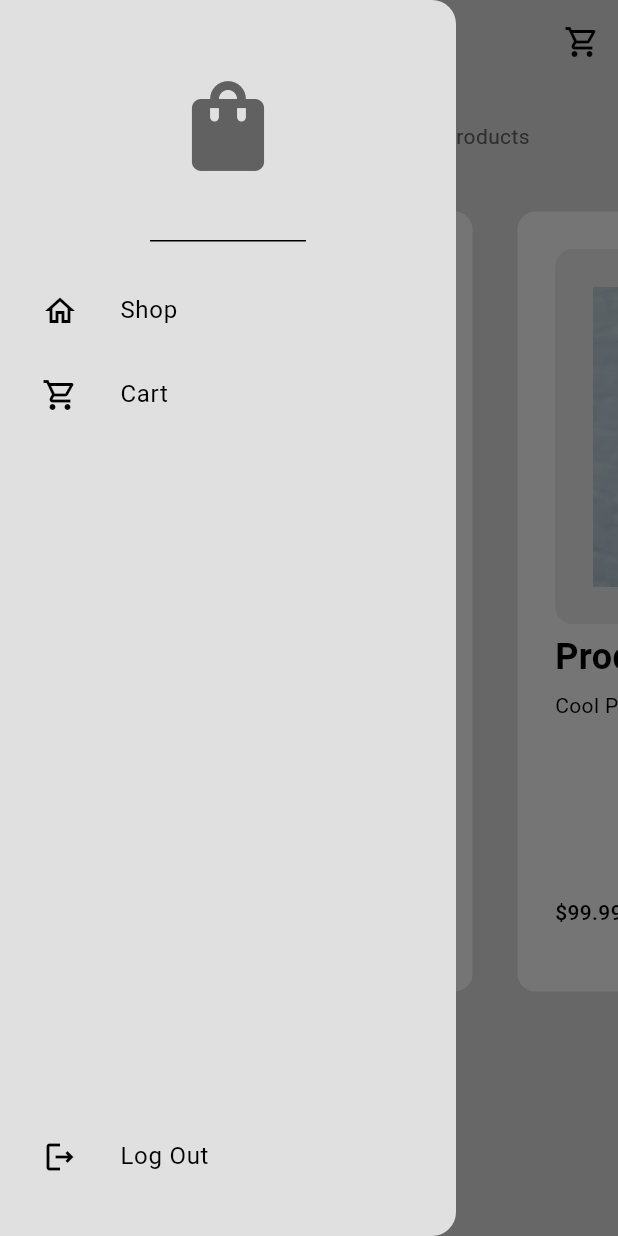
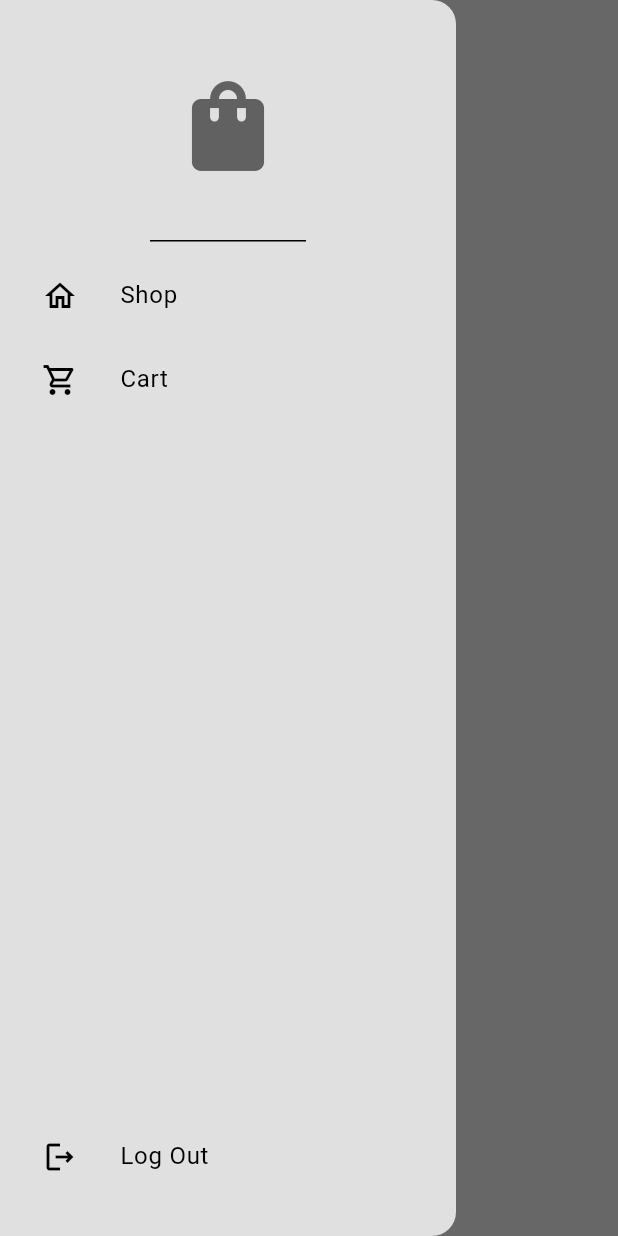
Before and after one commit to alexmortelsison/ECommerce-App2, a Flutter app: the ShopPage screen opened by its route, with the side drawer open, on a phone screen of 412 x 824 dp. Run offline on Flutter 3.47's test engine with Material 3 defaults, Android fonts, the phone set to English and light mode, and no system bars.

Commit message:
update UI

```diff
--- a/lib/components/my_button.dart
+++ b/lib/components/my_button.dart
@@ -19,7 +19,7 @@ class MyButton extends StatelessWidget {
           borderRadius: BorderRadius.circular(12),
         ),
         child: Padding(
-          padding: const EdgeInsets.all(15),
+          padding: const EdgeInsets.all(16),
           child: child,
         ),
       ),
--- a/lib/components/my_drawer.dart
+++ b/lib/components/my_drawer.dart
@@ -7,6 +7,7 @@ class MyDrawer extends StatelessWidget {
   @override
   Widget build(BuildContext context) {
     return Drawer(
+      backgroundColor: Theme.of(context).colorScheme.surface,
       child: Column(
         mainAxisAlignment: MainAxisAlignment.spaceBetween,
         children: [
@@ -15,29 +16,28 @@ class MyDrawer extends StatelessWidget {
               DrawerHeader(
                 child: Icon(
                   Icons.shopping_bag,
+                  color: Theme.of(context).colorScheme.inversePrimary,
                   size: 72,
-                  color: Theme.of(context).colorScheme.inversePrimary,
                 ),
               ),
-              const SizedBox(height: 10),
               MyListTile(
-                onPressed: () => Navigator.pop(context),
-                icon: const Icon(Icons.home_outlined),
+                icon: Icons.home_outlined,
                 text: 'Shop',
+                onPressed: () {},
               ),
               MyListTile(
-                onPressed: () => Navigator.pushNamed(context, '/cart_page'),
-                icon: const Icon(Icons.shopping_cart_outlined),
+                icon: Icons.shopping_cart_outlined,
                 text: 'Cart',
+                onPressed: () {},
               ),
             ],
           ),
           Padding(
             padding: const EdgeInsets.only(bottom: 25),
             child: MyListTile(
-              onPressed: () => Navigator.pushNamed(context, '/intro_page'),
-              icon: const Icon(Icons.logout_outlined),
+              icon: Icons.logout_outlined,
               text: 'Log Out',
+              onPressed: () {},
             ),
           ),
         ],
--- a/lib/components/my_list_tile.dart
+++ b/lib/components/my_list_tile.dart
@@ -1,22 +1,22 @@
 import 'package:flutter/material.dart';
 
 class MyListTile extends StatelessWidget {
+  final IconData? icon;
   final String text;
   final void Function()? onPressed;
-  final Widget icon;
   const MyListTile({
     super.key,
-    required this.onPressed,
     required this.icon,
     required this.text,
+    required this.onPressed,
   });
 
   @override
   Widget build(BuildContext context) {
     return ListTile(
       leading: IconButton(
-        icon: icon,
         onPressed: onPressed,
+        icon: Icon(icon),
       ),
       title: Text(text),
     );
--- a/lib/components/product_tile.dart
+++ /dev/null
@@ -1,107 +0,0 @@
-import 'package:ecommerce_app2/components/my_button.dart';
-import 'package:ecommerce_app2/models/product.dart';
-import 'package:flutter/material.dart';
-import 'package:provider/provider.dart';
-
-import '../models/shop.dart';
-
-class ProductTile extends StatelessWidget {
-  final Product product;
-  const ProductTile({
-    super.key,
-    required this.product,
-  });
-
-  void addToCart(BuildContext context) {
-    showDialog(
-      context: context,
-      builder: (context) => AlertDialog(
-        content: const Text('Add this item to your cart?'),
-        actions: [
-          MaterialButton(
-            onPressed: () => Navigator.pop(context),
-            child: const Text('Cancel'),
-          ),
-          MaterialButton(
-            onPressed: () {
-              ScaffoldMessenger.of(context).showSnackBar(
-                  const SnackBar(content: Text('Added to cart!')));
-              Navigator.pop(context);
-              context.read<Shop>().addToCart(product);
-            },
-            child: const Text('Yes'),
-          ),
-        ],
-      ),
-    );
-  }
-
-  @override
-  Widget build(BuildContext context) {
-    return Container(
-      margin: const EdgeInsets.all(15),
-      width: 300,
-      decoration: BoxDecoration(
-        color: Theme.of(context).colorScheme.secondary,
-        borderRadius: BorderRadius.circular(12),
-      ),
-      child: Padding(
-        padding: const EdgeInsets.all(25),
-        child: Column(
-          mainAxisAlignment: MainAxisAlignment.spaceBetween,
-          crossAxisAlignment: CrossAxisAlignment.start,
-          children: [
-            Column(
-              crossAxisAlignment: CrossAxisAlignment.start,
-              children: [
-                Container(
-                  decoration: BoxDecoration(
-                    color: Theme.of(context).colorScheme.primary,
-                    borderRadius: BorderRadius.circular(12),
-                  ),
-                  child: AspectRatio(
-                    aspectRatio: 1,
-                    child: Padding(
-                      padding: const EdgeInsets.all(25),
-                      child: Image.asset(product.imagePath),
-                    ),
-                  ),
-                ),
-                const SizedBox(height: 5),
-                Text(
-                  product.name,
-                  style: const TextStyle(
-                      fontWeight: FontWeight.bold, fontSize: 24),
-                ),
-                const SizedBox(height: 5),
-                Text(product.description)
-              ],
-            ),
-            Row(
-              mainAxisAlignment: MainAxisAlignment.spaceBetween,
-              children: [
-                Text(
-                  '\$${product.price.toStringAsFixed(2)}',
-                  style: const TextStyle(fontWeight: FontWeight.w500),
-                ),
-                Container(
-                  decoration: BoxDecoration(
-                    color: Theme.of(context).colorScheme.primary,
-                    borderRadius: BorderRadius.circular(12),
-                  ),
-                  child: Padding(
-                    padding: const EdgeInsets.all(4),
-                    child: IconButton(
-                      onPressed: () => addToCart(context),
-                      icon: const Icon(Icons.add),
-                    ),
-                  ),
-                )
-              ],
-            ),
-          ],
-        ),
-      ),
-    );
-  }
-}
--- a/lib/models/product.dart
+++ /dev/null
@@ -1,15 +0,0 @@
-import 'package:flutter/material.dart';
-
-class Product {
-  final String name;
-  final double price;
-  final String imagePath;
-  final String description;
-
-  Product({
-    required this.name,
-    required this.price,
-    required this.imagePath,
-    required this.description,
-  });
-}
--- a/lib/models/shop.dart
+++ /dev/null
@@ -1,47 +0,0 @@
-import 'package:ecommerce_app2/models/product.dart';
-import 'package:flutter/material.dart';
-
-class Shop extends ChangeNotifier {
-  final List<Product> _shop = [
-    Product(
-      name: 'Product 1',
-      price: 99.99,
-      imagePath: 'images/1.png',
-      description: 'Cool Product',
-    ),
-    Product(
-      name: 'Product 2',
-      price: 99.99,
-      imagePath: 'images/2.png',
-      description: 'Cool Product',
-    ),
-    Product(
-      name: 'Product 3',
-      price: 99.99,
-      imagePath: 'images/3.png',
-      description: 'Cool Product',
-    ),
-    Product(
-      name: 'Product 4',
-      price: 99.99,
-      imagePath: 'images/4.png',
-      description: 'Cool Product',
-    ),
-  ];
-
-  final List<Product> _cart = [];
-
-  List<Product> get shop => _shop;
-
-  List<Product> get cart => _cart;
-
-  void addToCart(Product item) {
-    _cart.add(item);
-    notifyListeners();
-  }
-
-  void removeFromCart(Product item) {
-    _cart.remove(item);
-    notifyListeners();
-  }
-}
--- a/lib/pages/shop_page.dart
+++ b/lib/pages/shop_page.dart
@@ -1,59 +1,19 @@
 import 'package:ecommerce_app2/components/my_drawer.dart';
-import 'package:ecommerce_app2/components/product_tile.dart';
-import 'package:ecommerce_app2/models/product.dart';
 import 'package:flutter/material.dart';
-import 'package:provider/provider.dart';
-
-import '../models/shop.dart';
 
 class ShopPage extends StatelessWidget {
   const ShopPage({super.key});
 
   @override
   Widget build(BuildContext context) {
-    final products = context.watch<Shop>().shop;
     return Scaffold(
       drawer: const MyDrawer(),
       backgroundColor: Theme.of(context).colorScheme.surface,
       appBar: AppBar(
-        actions: [
-          IconButton(
-            onPressed: () => Navigator.pushNamed(context, '/cart_page'),
-            icon: const Icon(Icons.shopping_cart_outlined),
-          )
-        ],
         title: Text(
           'My Shop',
           style: TextStyle(color: Theme.of(context).colorScheme.inversePrimary),
         ),
-        backgroundColor: Colors.transparent,
-      ),
-      body: ListView(
-        children: [
-          const SizedBox(height: 25),
-          Center(
-            child: Text(
-              'Pick from a selected list of premium products',
-              style: TextStyle(
-                color: Theme.of(context).colorScheme.inversePrimary,
-              ),
-            ),
-          ),
-          const SizedBox(height: 25),
-          SizedBox(
-            height: 550,
-            child: ListView.builder(
-              itemCount: products.length,
-              scrollDirection: Axis.horizontal,
-              itemBuilder: (context, index) {
-                Product product = products[index];
-                return ProductTile(
-                  product: product,
-                );
-              },
-            ),
-          ),
-        ],
       ),
     );
   }
--- a/lib/themes/lightmode.dart
+++ b/lib/themes/light_mode.dart
@@ -1,6 +1,6 @@
 import 'package:flutter/material.dart';
 
-ThemeData lightMode = ThemeData(
+ThemeData lightmode = ThemeData(
   colorScheme: ColorScheme.light(
     surface: Colors.grey.shade300,
     primary: Colors.grey.shade200,
```
Also changed, not shown: lib/main.dart (+5 -11 lines), lib/pages/cart_page.dart (deleted, +0 -97 lines), lib/pages/intro_page.dart (+5 -4 lines).
